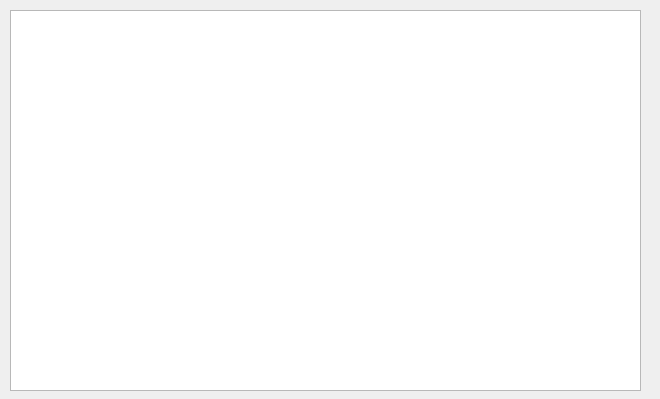
The window that treeViewer/mainWindow.ui (Fredy/Tree-Viewer) describes before a commit, drawn with Qt 5.
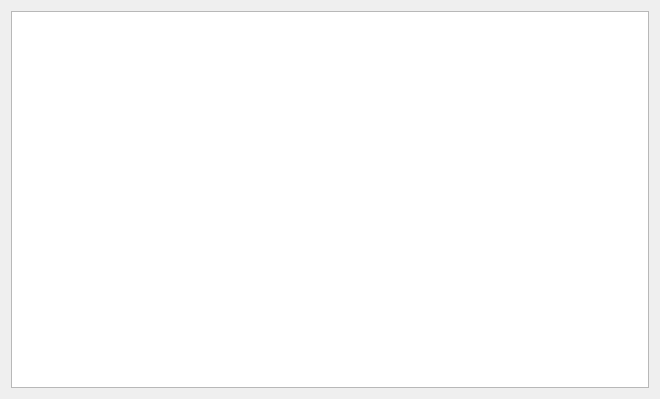
The same window after the commit.

The edit to the form file:
```diff
--- a/treeViewer/mainWindow.ui
+++ b/treeViewer/mainWindow.ui
@@ -14,14 +14,20 @@
    <string>MainWindow</string>
   </property>
   <widget class="QWidget" name="centralWidget">
+   <property name="sizePolicy">
+    <sizepolicy hsizetype="Preferred" vsizetype="Preferred">
+     <horstretch>0</horstretch>
+     <verstretch>0</verstretch>
+    </sizepolicy>
+   </property>
+   <layout class="QVBoxLayout" name="verticalLayout">
+    <item>
    <widget class="QGraphicsView" name="graphicsView">
-    <property name="geometry">
-     <rect>
-      <x>10</x>
-      <y>10</y>
-      <width>631</width>
-      <height>381</height>
-     </rect>
+      <property name="sizePolicy">
+       <sizepolicy hsizetype="Expanding" vsizetype="Expanding">
+        <horstretch>0</horstretch>
+        <verstretch>0</verstretch>
+       </sizepolicy>
     </property>
     <property name="autoFillBackground">
      <bool>false</bool>
@@ -34,10 +40,21 @@
       <height>0.000000000000000</height>
      </rectf>
     </property>
+      <property name="alignment">
+       <set>Qt::AlignLeading|Qt::AlignLeft|Qt::AlignTop</set>
+      </property>
+      <property name="renderHints">
+       <set>QPainter::Antialiasing|QPainter::TextAntialiasing</set>
+      </property>
     <property name="dragMode">
-     <enum>QGraphicsView::NoDrag</enum>
-    </property>
-   </widget>
+       <enum>QGraphicsView::ScrollHandDrag</enum>
+      </property>
+      <property name="resizeAnchor">
+       <enum>QGraphicsView::NoAnchor</enum>
+      </property>
+     </widget>
+    </item>
+   </layout>
   </widget>
  </widget>
  <layoutdefault spacing="6" margin="11"/>
```
Lines whose indentation alone changed are shown as unchanged.
